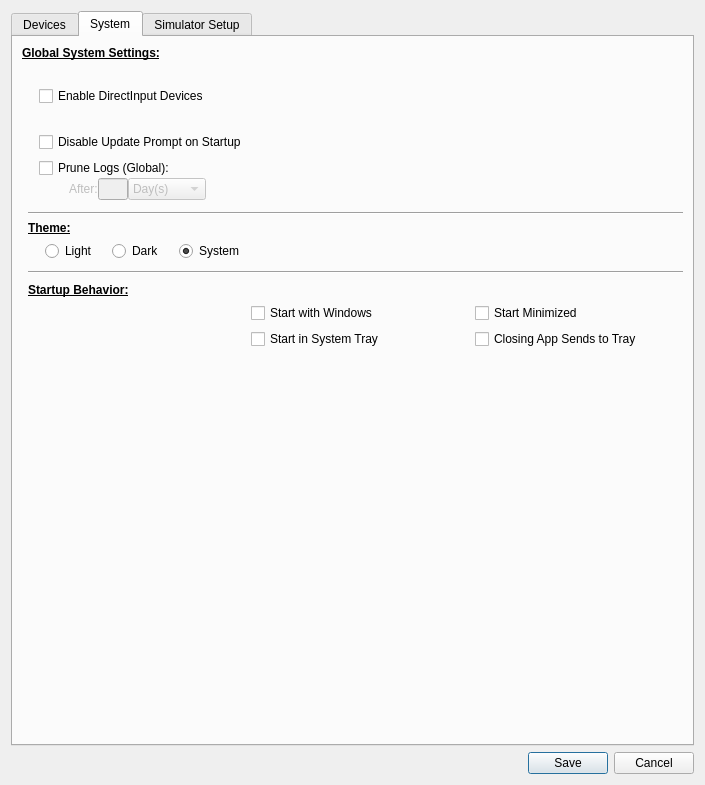
Before: the Qt Designer form SM/system_settings_new.ui in walmis/VPforce-TelemFFB, drawn with Qt 5.
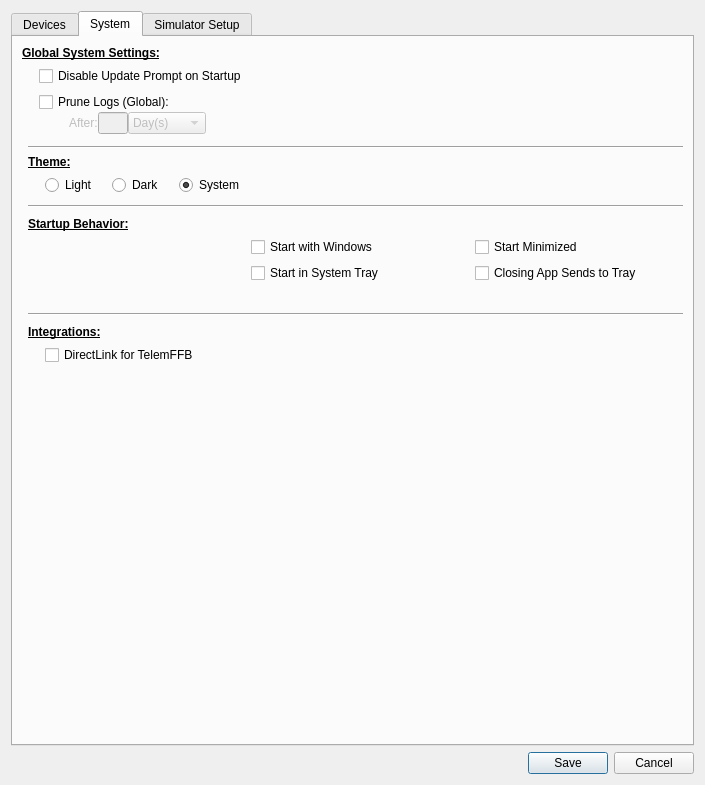
After: the same form once the commit is applied. Custom widgets are drawn as their Qt base class.

Commit message: feat(dinput): find DirectLink where its installer puts it

Diff of the .ui file:
```diff
--- a/SM/system_settings_new.ui
+++ b/SM/system_settings_new.ui
@@ -213,7 +213,98 @@
          </property>
         </widget>
        </item>
-       <item row="5" column="0" colspan="2">
+       <item row="5" column="1" colspan="2">
+        <widget class="Line" name="systab_line3">
+         <property name="sizePolicy">
+          <sizepolicy hsizetype="Minimum" vsizetype="Fixed">
+           <horstretch>0</horstretch>
+           <verstretch>0</verstretch>
+          </sizepolicy>
+         </property>
+         <property name="minimumSize">
+          <size>
+           <width>0</width>
+           <height>10</height>
+          </size>
+         </property>
+         <property name="orientation">
+          <enum>Qt::Horizontal</enum>
+         </property>
+        </widget>
+       </item>
+       <item row="6" column="1" colspan="2">
+        <layout class="QGridLayout" name="gridLayout_integrations">
+         <property name="horizontalSpacing">
+          <number>15</number>
+         </property>
+         <item row="0" column="0" colspan="2">
+          <widget class="QLabel" name="labelIntegrations">
+           <property name="font">
+            <font>
+             <bold>true</bold>
+             <underline>true</underline>
+            </font>
+           </property>
+           <property name="text">
+            <string>Integrations:</string>
+           </property>
+          </widget>
+         </item>
+         <item row="1" column="1">
+          <widget class="LabeledToggle" name="cb_enable_dinput">
+           <property name="sizePolicy">
+            <sizepolicy hsizetype="Minimum" vsizetype="Fixed">
+             <horstretch>0</horstretch>
+             <verstretch>0</verstretch>
+            </sizepolicy>
+           </property>
+           <property name="text">
+            <string>DirectLink for TelemFFB</string>
+           </property>
+          </widget>
+         </item>
+         <item row="2" column="1">
+          <widget class="QLabel" name="lab_dinput_status">
+           <property name="text">
+            <string/>
+           </property>
+           <property name="indent">
+            <number>28</number>
+           </property>
+          </widget>
+         </item>
+         <item row="1" column="0">
+          <spacer name="spacer_integrations">
+           <property name="orientation">
+            <enum>Qt::Horizontal</enum>
+           </property>
+           <property name="sizeType">
+            <enum>QSizePolicy::Fixed</enum>
+           </property>
+           <property name="sizeHint" stdset="0">
+            <size>
+             <width>2</width>
+             <height>20</height>
+            </size>
+           </property>
+          </spacer>
+         </item>
+         <item row="1" column="2" rowspan="2">
+          <spacer name="spacer_integrations_fill">
+           <property name="orientation">
+            <enum>Qt::Horizontal</enum>
+           </property>
+           <property name="sizeHint" stdset="0">
+            <size>
+             <width>40</width>
+             <height>20</height>
+            </size>
+           </property>
+          </spacer>
+         </item>
+        </layout>
+       </item>
+       <item row="7" column="0" colspan="2">
         <spacer name="verticalSpacer">
          <property name="orientation">
           <enum>Qt::Vertical</enum>
@@ -235,7 +326,7 @@
              <property name="horizontalSpacing">
               <number>15</number>
              </property>
-             <item row="5" column="1" colspan="2">
+             <item row="3" column="1" colspan="2">
               <layout class="QGridLayout" name="gridLayout_2">
                <item row="1" column="0">
                 <spacer name="horizontalSpacer_12">
@@ -332,7 +423,7 @@
                </item>
               </layout>
              </item>
-             <item row="4" column="1" colspan="2">
+             <item row="2" column="1" colspan="2">
               <widget class="LabeledToggle" name="ignoreUpdate">
                <property name="sizePolicy">
                 <sizepolicy hsizetype="Minimum" vsizetype="Fixed">
@@ -345,7 +436,7 @@
                </property>
               </widget>
              </item>
-             <item row="1" column="0">
+             <item row="2" column="0">
               <spacer name="horizontalSpacer_28">
                <property name="orientation">
                 <enum>Qt::Horizontal</enum>
@@ -374,32 +465,6 @@
                </property>
               </widget>
              </item>
-             <item row="2" column="1" colspan="2">
-              <widget class="LabeledToggle" name="cb_enable_dinput">
-               <property name="sizePolicy">
-                <sizepolicy hsizetype="Minimum" vsizetype="Fixed">
-                 <horstretch>0</horstretch>
-                 <verstretch>0</verstretch>
-                </sizepolicy>
-               </property>
-               <property name="toolTip">
-                <string>List generic DirectInput force feedback devices (shown as "[DI]") alongside VPforce hardware, so they can be selected as an instance's device. Requires the separately distributed DirectLink DLL.</string>
-               </property>
-               <property name="text">
-                <string>Enable DirectInput Devices</string>
-               </property>
-              </widget>
-             </item>
-             <item row="3" column="1" colspan="2">
-              <widget class="QLabel" name="lab_dinput_status">
-               <property name="text">
-                <string/>
-               </property>
-               <property name="indent">
-                <number>28</number>
-               </property>
-              </widget>
-             </item>
             </layout>
            </item>
            <item>
```
The commit also changes 7 other files.
